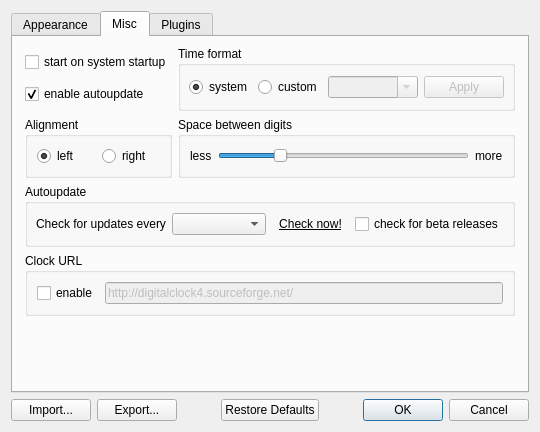
Kolcha/DigitalClock4, file digital_clock/gui/settings_dialog.ui: the form before one commit.
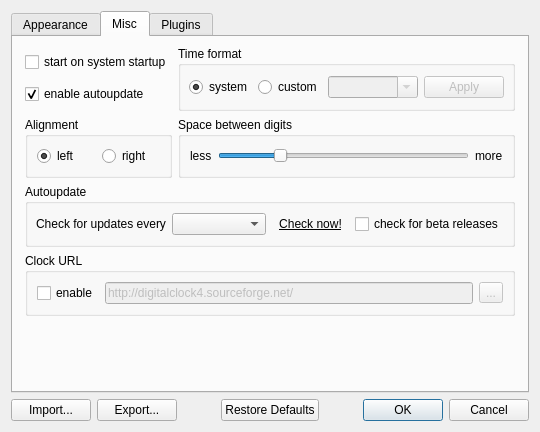
The form after the commit. The open tabs and pages were chosen to show the change. Icons and pictures are not drawn. Custom widgets are drawn as their Qt base class.

Commit message: improved 'clock URL' feature

What changed in the file:
```diff
--- a/digital_clock/gui/settings_dialog.ui
+++ b/digital_clock/gui/settings_dialog.ui
@@ -780,15 +780,15 @@
          <property name="title">
           <string>Clock URL</string>
          </property>
-         <layout class="QGridLayout" name="clock_url_layout">
-          <item row="0" column="0">
+         <layout class="QHBoxLayout" name="clock_url_layout">
+          <item>
            <widget class="QCheckBox" name="clock_url_enabled">
             <property name="text">
              <string>enable</string>
             </property>
            </widget>
           </item>
-          <item row="0" column="1">
+          <item>
            <widget class="QLineEdit" name="clock_url_edit">
             <property name="enabled">
              <bool>false</bool>
@@ -798,6 +798,19 @@
             </property>
            </widget>
           </item>
+          <item>
+           <widget class="QToolButton" name="browse_url_file_btn">
+            <property name="enabled">
+             <bool>false</bool>
+            </property>
+            <property name="toolTip">
+             <string>Browse for local file instead of URL</string>
+            </property>
+            <property name="text">
+             <string notr="true">...</string>
+            </property>
+           </widget>
+          </item>
          </layout>
         </widget>
        </item>
```
Left out of the diff: 16 changed lines with no effect on the pictures. The commit also changes 5 other files.
